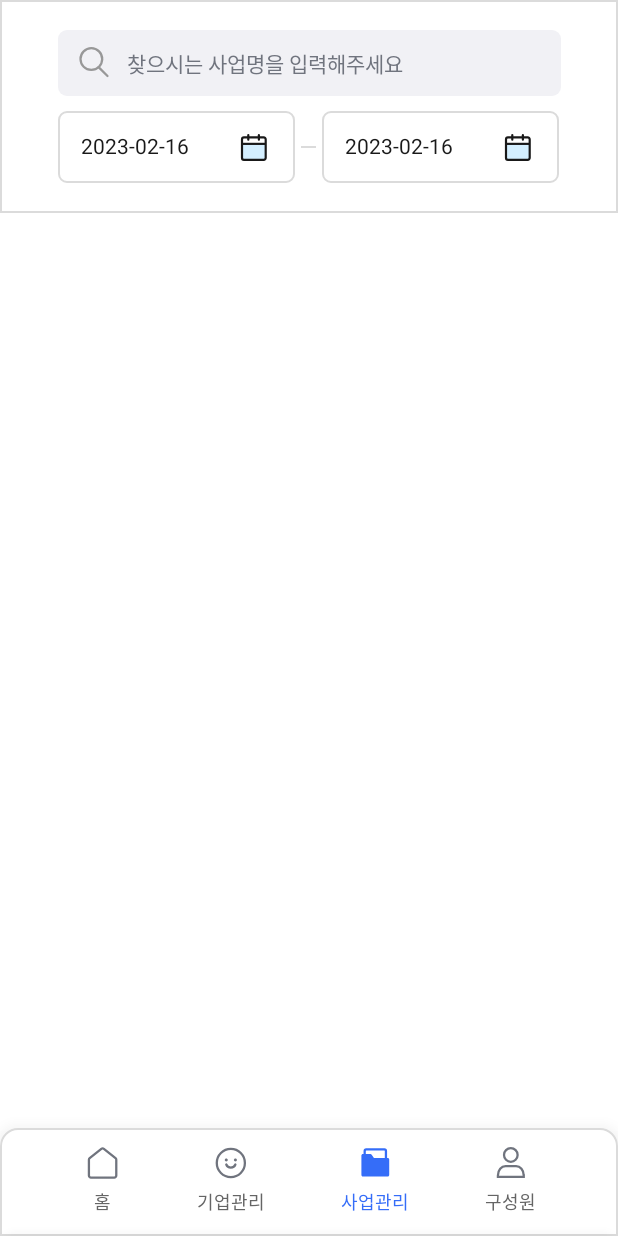
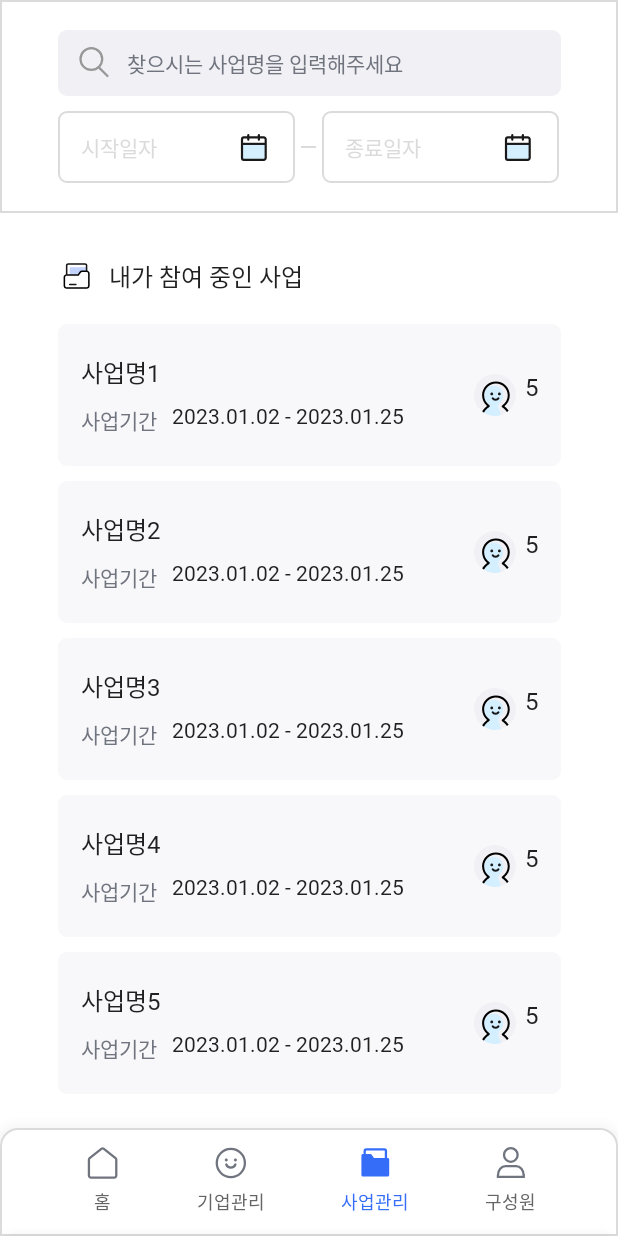
Before and after one commit to CMC-12th-Hana/FieldMate-Android, an Android app built with Jetpack Compose: the BusinessScreen screen opened through its navigation route, on a phone screen of 412 x 824 dp. Run offline under Robolectric (Android 15) with nearby library versions, the phone set to English and light mode, and no system bars; Roboto replaces fonts that are not available here; 1 statement that could not run was skipped.

Commit message:
Feat : 사업 관리 탭 화면 구현

```diff
--- /dev/null
+++ b/app/src/main/java/com/hana/umuljeong/data/model/Business.kt
@@ -0,0 +1,10 @@
+package com.hana.umuljeong.data.model
+
+data class Business(
+    val id: Long,
+    val name: String,
+    val startDate: String,
+    val endDate: String,
+    val members: List<Member>,
+    val profit: Int
+)
--- a/app/src/main/java/com/hana/umuljeong/ui/HomeScreen.kt
+++ b/app/src/main/java/com/hana/umuljeong/ui/HomeScreen.kt
@@ -1,6 +1,5 @@
 package com.hana.umuljeong.ui
 
-import androidx.compose.foundation.BorderStroke
 import androidx.compose.foundation.layout.*
 import androidx.compose.foundation.lazy.LazyColumn
 import androidx.compose.foundation.lazy.items
@@ -145,7 +144,6 @@ fun ReportItem(
         modifier = modifier,
         shape = shape,
         color = BgF8F8FA,
-        border = BorderStroke(width = 1.dp, color = BgD3D3D3),
         elevation = 0.dp
     ) {
         Column(
--- a/app/src/main/java/com/hana/umuljeong/ui/BusinessScreen.kt
+++ b/app/src/main/java/com/hana/umuljeong/ui/business/BusinessScreen.kt
@@ -4,19 +4,24 @@ import androidx.compose.foundation.background
 import androidx.compose.foundation.border
 import androidx.compose.foundation.layout.*
 import androidx.compose.foundation.lazy.LazyColumn
+import androidx.compose.foundation.lazy.items
 import androidx.compose.foundation.shape.RoundedCornerShape
 import androidx.compose.material.*
 import androidx.compose.runtime.*
 import androidx.compose.ui.Alignment
 import androidx.compose.ui.Modifier
 import androidx.compose.ui.graphics.Color
+import androidx.compose.ui.graphics.Shape
+import androidx.compose.ui.res.painterResource
 import androidx.compose.ui.res.stringResource
 import androidx.compose.ui.unit.dp
+import androidx.compose.ui.unit.sp
 import androidx.navigation.NavController
 import com.hana.umuljeong.R
+import com.hana.umuljeong.data.datasource.fakeBusinessData
+import com.hana.umuljeong.data.model.Business
 import com.hana.umuljeong.ui.component.*
-import com.hana.umuljeong.ui.theme.FontDBDBDB
-import com.hana.umuljeong.ui.theme.LineDBDBDB
+import com.hana.umuljeong.ui.theme.*
 import kotlinx.coroutines.launch
 import java.time.LocalDate
 
@@ -35,8 +40,10 @@ fun BusinessScreen(
 
     var selectionMode by remember { mutableStateOf(DateSelectionMode.START) }
 
-    var startDate by remember { mutableStateOf(LocalDate.now()) }
-    var endDate by remember { mutableStateOf(LocalDate.now()) }
+    var startDate: LocalDate? by remember { mutableStateOf(null) }
+    var endDate: LocalDate? by remember { mutableStateOf(null) }
+
+    val selectedDate = if (selectionMode == DateSelectionMode.START) startDate else endDate
 
     ModalBottomSheetLayout(
         sheetState = modalSheetState,
@@ -48,7 +55,7 @@ fun BusinessScreen(
         sheetContent = {
             Column(modifier = Modifier.fillMaxWidth()) {
                 UDatePicker(
-                    selectedDate = if (selectionMode == DateSelectionMode.START) startDate else endDate,
+                    selectedDate = selectedDate ?: LocalDate.now(),
                     onDayClicked = {
                         if (selectionMode == DateSelectionMode.START) startDate = it else endDate =
                             it
@@ -98,7 +105,7 @@ fun BusinessScreen(
                         ) {
                             UDateField(
                                 modifier = Modifier.width(158.dp),
-                                hint = "시작 일자",
+                                hint = stringResource(id = R.string.start_date_hint),
                                 selectedDate = startDate,
                                 calendarBtnOnClick = {
                                     selectionMode = DateSelectionMode.START
@@ -115,7 +122,7 @@ fun BusinessScreen(
                             )
                             UDateField(
                                 modifier = Modifier.width(158.dp),
-                                hint = "종료 일자",
+                                hint = stringResource(id = R.string.end_date_hint),
                                 selectedDate = endDate,
                                 calendarBtnOnClick = {
                                     selectionMode = DateSelectionMode.END
@@ -129,6 +136,11 @@ fun BusinessScreen(
                         Spacer(modifier = Modifier.height(20.dp))
                     }
                 }
+
+                BusinessContent(
+                    businessList = fakeBusinessData,
+                    navController = navController
+                )
             }
         }
     }
@@ -137,6 +149,7 @@ fun BusinessScreen(
 @Composable
 fun BusinessContent(
     modifier: Modifier = Modifier,
+    businessList: List<Business>,
     navController: NavController
 ) {
     LazyColumn(
@@ -144,6 +157,93 @@ fun BusinessContent(
         horizontalAlignment = Alignment.CenterHorizontally,
         verticalArrangement = Arrangement.spacedBy(10.dp)
     ) {
+        item {
+            Spacer(modifier = Modifier.height(30.dp))
 
+            Row(
+                modifier = Modifier.width(335.dp),
+                verticalAlignment = Alignment.CenterVertically,
+                horizontalArrangement = Arrangement.spacedBy(10.dp)
+            ) {
+                Icon(
+                    modifier = Modifier.size(24.dp),
+                    painter = painterResource(id = R.drawable.ic_business),
+                    tint = Color.Unspecified,
+                    contentDescription = null
+                )
+
+                Text(text = stringResource(id = R.string.my_business))
+            }
+
+            Spacer(modifier = Modifier.height(10.dp))
+        }
+
+        items(businessList) { business ->
+            BusinessItem(
+                modifier = Modifier.width(335.dp),
+                onClick = { /*TODO*/ },
+                business = business
+            )
+        }
+
+        item {
+            Spacer(modifier = Modifier.height(10.dp))
+        }
     }
 }
+
+@OptIn(ExperimentalMaterialApi::class)
+@Composable
+fun BusinessItem(
+    modifier: Modifier = Modifier,
+    onClick: () -> Unit,
+    shape: Shape = Shapes.large,
+    business: Business
+) {
+    Surface(
+        onClick = onClick,
+        modifier = modifier,
+        shape = shape,
+        color = BgF8F8FA,
+        elevation = 0.dp
+    ) {
+        Row(
+            modifier = Modifier
+                .fillMaxWidth()
+                .padding(top = 20.dp, bottom = 20.dp, start = 15.dp, end = 15.dp),
+            verticalAlignment = Alignment.CenterVertically,
+            horizontalArrangement = Arrangement.SpaceBetween
+        ) {
+            Column {
+                Text(text = business.name)
+
+                Spacer(modifier = Modifier.height(10.dp))
+
+                Row {
+                    Text(
+                        text = stringResource(id = R.string.business_period),
+                        color = Font70747E,
+                        fontSize = 14.sp
+                    )
+
+                    Spacer(modifier = Modifier.width(10.dp))
+
+                    Text(
+                        text = "${business.startDate} - ${business.endDate}",
+                        fontSize = 14.sp
+                    )
+                }
+            }
+
+            Row(horizontalArrangement = Arrangement.spacedBy(6.dp)) {
+                Icon(
+                    painter = painterResource(id = R.drawable.ic_circle_member),
+                    tint = Color.Unspecified,
+                    contentDescription = null
+                )
+
+                Text(text = "${business.members.size}")
+            }
+        }
+    }
+}
--- a/app/src/main/java/com/hana/umuljeong/ui/report/ReportListViewModel.kt
+++ b/app/src/main/java/com/hana/umuljeong/ui/report/ReportListViewModel.kt
@@ -2,7 +2,7 @@ package com.hana.umuljeong.ui.report
 
 import androidx.lifecycle.ViewModel
 import androidx.lifecycle.viewModelScope
-import com.hana.umuljeong.data.datasource.report
+import com.hana.umuljeong.data.datasource.fakeReportData
 import kotlinx.coroutines.flow.MutableStateFlow
 import kotlinx.coroutines.flow.StateFlow
 import kotlinx.coroutines.flow.asStateFlow
@@ -19,7 +19,7 @@ class ReportListViewModel : ViewModel() {
 
     fun loadReports() {
         viewModelScope.launch {
-            _uiState.update { it.copy(reportList = report) }
+            _uiState.update { it.copy(reportList = fakeReportData) }
         }
     }
 }
--- a/app/src/main/java/com/hana/umuljeong/ui/report/ReportViewModel.kt
+++ b/app/src/main/java/com/hana/umuljeong/ui/report/ReportViewModel.kt
@@ -3,7 +3,7 @@ package com.hana.umuljeong.ui.report
 import androidx.lifecycle.SavedStateHandle
 import androidx.lifecycle.ViewModel
 import androidx.lifecycle.viewModelScope
-import com.hana.umuljeong.data.datasource.report
+import com.hana.umuljeong.data.datasource.fakeReportData
 import kotlinx.coroutines.flow.MutableStateFlow
 import kotlinx.coroutines.flow.StateFlow
 import kotlinx.coroutines.flow.asStateFlow
@@ -23,7 +23,7 @@ class ReportViewModel(
 
     fun loadReport(id: Long) {
         viewModelScope.launch {
-            _uiState.update { it.copy(report = report[id.toInt()]) }
+            _uiState.update { it.copy(report = fakeReportData[id.toInt()]) }
         }
     }
 }
--- /dev/null
+++ b/app/src/main/res/drawable/ic_circle_member.xml
@@ -0,0 +1,35 @@
+<vector xmlns:android="http://schemas.android.com/apk/res/android"
+    android:width="28dp"
+    android:height="28dp"
+    android:viewportWidth="28"
+    android:viewportHeight="28">
+    <path
+        android:pathData="M14,14m-14,0a14,14 0,1 1,28 0a14,14 0,1 1,-28 0"
+        android:fillColor="#F1F1F5" />
+    <group>
+        <clip-path android:pathData="M14,14m-14,0a14,14 0,1 1,28 0a14,14 0,1 1,-28 0" />
+        <path
+            android:pathData="M16.292,22.569C15.783,21.549 16.718,20.231 16.93,19.381L12.776,16.194C11.289,16.619 8.186,17.469 7.676,17.469C7.166,17.469 7.464,18.319 7.676,18.744L8.951,21.294L7.676,23.206L5.455,25.756L4,33.669H19.783C19.783,32.394 16.93,23.844 16.292,22.569Z"
+            android:fillColor="#D4EFFF" />
+        <path
+            android:pathData="M13.106,14.281m-6.375,0a6.375,6.375 0,1 1,12.75 0a6.375,6.375 0,1 1,-12.75 0"
+            android:fillColor="#D4EFFF" />
+        <path
+            android:pathData="M6.736,14.233C6.736,9.879 10.265,6.35 14.618,6.35C18.972,6.35 22.501,9.879 22.501,14.233C22.501,16.974 21.102,19.388 18.977,20.802C18.908,20.847 18.851,20.903 18.805,20.966C18.715,21.017 18.635,21.09 18.575,21.183C18.371,21.495 18.458,21.913 18.771,22.117C20.595,23.31 23.13,25.754 23.46,29.023C23.498,29.394 23.829,29.664 24.199,29.626C24.57,29.589 24.841,29.258 24.803,28.887C24.461,25.496 22.157,22.965 20.275,21.529C22.45,19.841 23.851,17.201 23.851,14.233C23.851,9.134 19.717,5 14.618,5C9.519,5 5.386,9.134 5.386,14.233C5.386,17.093 6.687,19.65 8.728,21.342C8.585,21.451 8.444,21.563 8.305,21.681C4.953,24.534 4.292,27.493 4.452,29.025C4.49,29.396 4.822,29.665 5.193,29.626C5.564,29.588 5.833,29.256 5.794,28.885C5.687,27.858 6.116,25.317 9.18,22.71C9.442,22.486 9.717,22.283 10,22.098C10.046,22.069 10.087,22.034 10.123,21.996C10.251,21.948 10.366,21.861 10.448,21.737C10.655,21.427 10.57,21.008 10.26,20.802C8.134,19.388 6.736,16.974 6.736,14.233Z"
+            android:fillColor="#000000"
+            android:fillType="evenOdd" />
+        <path
+            android:pathData="M11.83,13.325m-0.956,0a0.956,0.956 0,1 1,1.913 0a0.956,0.956 0,1 1,-1.913 0"
+            android:fillColor="#161616" />
+        <path
+            android:pathData="M16.932,13.325m-0.956,0a0.956,0.956 0,1 1,1.913 0a0.956,0.956 0,1 1,-1.913 0"
+            android:fillColor="#161616" />
+        <path
+            android:pathData="M12.468,16.194C13.105,17.469 15.655,17.469 16.293,16.194"
+            android:strokeLineJoin="round"
+            android:strokeWidth="1.35"
+            android:fillColor="#00000000"
+            android:strokeColor="#161616"
+            android:strokeLineCap="round" />
+    </group>
+</vector>
--- a/app/src/main/res/values/strings.xml
+++ b/app/src/main/res/values/strings.xml
@@ -90,6 +90,8 @@
     <string name="search_business_hint">찾으시는 사업명을 입력해주세요</string>
     <string name="my_business">내가 참여 중인 사업</string>
     <string name="business_period">사업기간</string>
+    <string name="start_date_hint">시작일자</string>
+    <string name="end_date_hint">종료일자</string>
 
     <string name="member">구성원</string>
     <string name="search_member_hint">이름/사번/휴대폰번호</string>
```
Also changed, not shown: app/src/main/java/com/hana/umuljeong/data/datasource/FakeDataSource.kt (+57 -13 lines), app/src/main/java/com/hana/umuljeong/ui/company/CompanyScreen.kt (+6 -6 lines), app/src/main/java/com/hana/umuljeong/ui/report/EditReportScreen.kt (+6 -6 lines).
